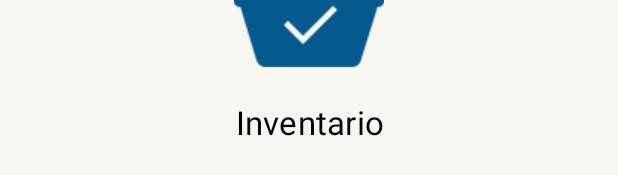
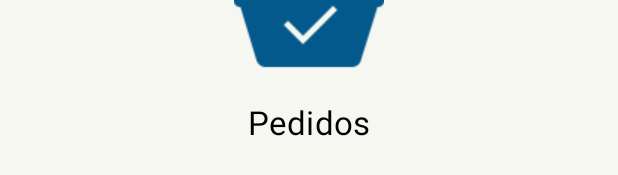
Before and after one commit to munflowah/JamutTekil, an Android app: the layout activity_menu.xml on its own in the app's theme, with its tools: preview values and no code run, on a phone screen of 412 x 824 dp. Shown: the part 585-760 px from the top of the screen. Run offline under Robolectric (Android 15) with nearby library versions, the phone set to English and light mode, and no system bars; Roboto replaces fonts that are not available here.

Commit message:
Edit "Pedidos"

```diff
--- a/app/src/main/res/layout/activity_menu.xml
+++ b/app/src/main/res/layout/activity_menu.xml
@@ -67,7 +67,7 @@
             android:layout_gravity="center_horizontal"
             android:drawableTop="@drawable/icnorders"
             android:fontFamily="@font/alata"
-            android:text="Inventario"
+            android:text="Pedidos"
             android:textColor="@color/black"
             android:textSize="22dp"
             tools:layout_editor_absoluteX="44dp"
```
